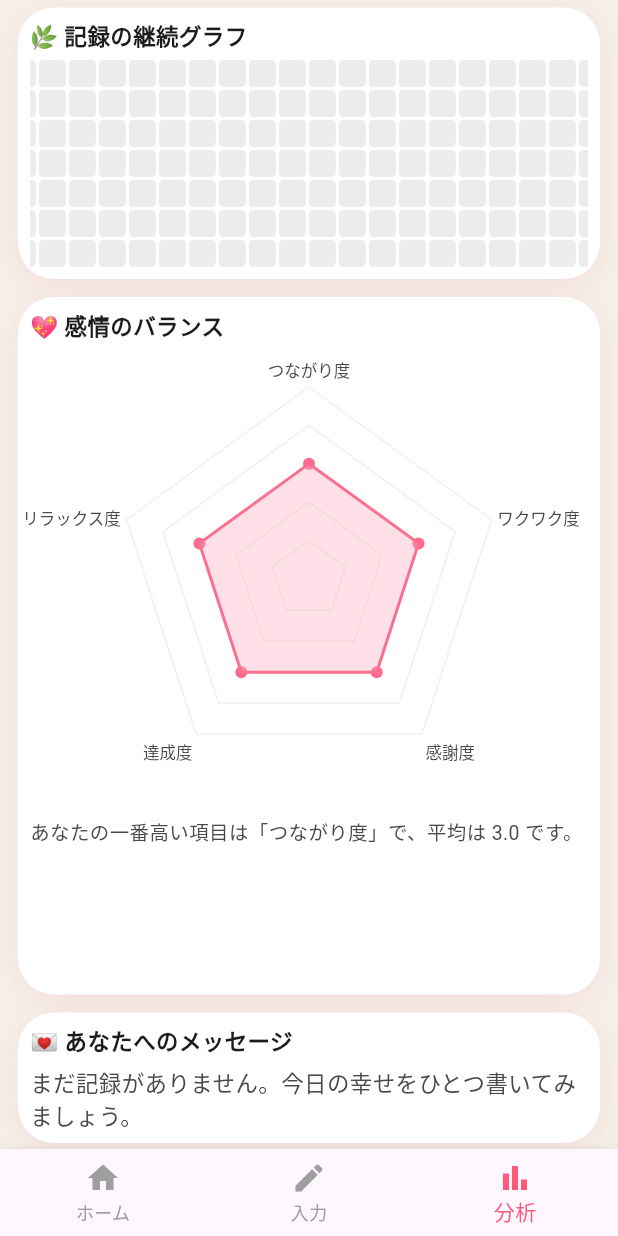
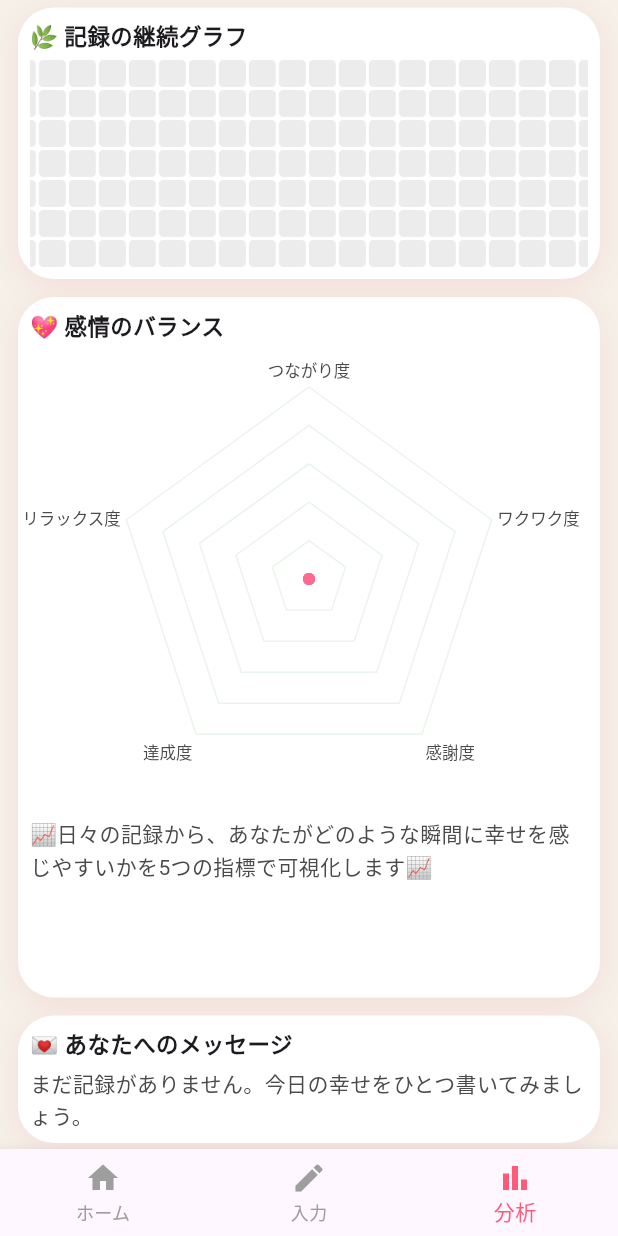
Before and after one commit to yurienamekawa/muds_hackathon_vol3, a Flutter app: the screen it shows once a user with an empty profile is signed in, item 3 of the bottom bar chosen, on a phone screen of 412 x 824 dp. Run offline on Flutter 3.47's test engine with Material 3 defaults, Android fonts, the phone set to English and light mode, and no system bars; our stand-ins replace flutter_dotenv, google_generative_ai, sensors_plus, supabase_flutter; accounts and stored records are empty.

Commit message:
レーダーチャート変更

```diff
--- a/lib/screens/4_analytics.dart
+++ b/lib/screens/4_analytics.dart
@@ -29,11 +29,11 @@ class _AnalyticsScreenState extends State<AnalyticsScreen> {
   void initState() {
     super.initState();
     _averageScores = {
-      'score_tsunagari': 3.0,
-      'score_wakuwaku': 3.0,
-      'score_kansha': 3.0,
-      'score_tassei': 3.0,
-      'score_iyashi': 3.0,
+      'score_tsunagari': 0.0,
+      'score_wakuwaku': 0.0,
+      'score_kansha': 0.0,
+      'score_tassei': 0.0,
+      'score_iyashi': 0.0,
     };
     _dailyCounts = {};
     _topCategory = '日常・景色';
@@ -141,7 +141,7 @@ class _AnalyticsScreenState extends State<AnalyticsScreen> {
     }
     return sums.map((key, sum) {
       final count = counts[key]!;
-      return MapEntry(key, count > 0 ? sum / count : 3.0);
+      return MapEntry(key, count > 0 ? sum / count : 0.0);
     });
   }
 
@@ -173,18 +173,20 @@ class _AnalyticsScreenState extends State<AnalyticsScreen> {
       '運動・健康': '体を動かしたときに気分がすっきりしやすいようです。短い散歩や軽い体操を習慣にして、もう少し自分の体と向き合ってみましょう。',
       'お出かけ': '新しい風景や外出で心がリフレッシュしています。近場のお出かけでもいいので、気になる場所に行ってみるといいでしょう。',
       '自己成長': '挑戦や学びを通じて幸せを感じる傾向があります。今日の経験を振り返り、次にやってみたいことを小さく決めてみてください。',
-      '日常・景色': '毎日のちいさな景色や日常に幸せを見つけています。今日は見慣れた風景の中で、いつもと違う「いいな」と感じる瞬間を探してみましょう。',
+      '日常・景色':
+          '毎日のちいさな景色や日常に幸せを見つけています。今日は見慣れた風景の中で、いつもと違う「いいな」と感じる瞬間を探してみましょう。',
     };
 
     // 🌟 定型文を消して message だけを返すように変更
-    final message = advice[topCategory] ??
+    final message =
+        advice[topCategory] ??
         'これまでの記録から、あなたが感じる幸せのヒントが見えてきました。日々の中で心地よいことを大切にしてみましょう。';
     return message;
   }
 
   String _buildRadarSummary() {
-    if (_averageScores.isEmpty) {
-      return 'まだ分析できる記録がありません。';
+    if (_averageScores.values.every((v) => v == 0.0)) {
+      return '📈日々の記録から、あなたがどのような瞬間に幸せを感じやすいかを5つの指標で可視化します📈';
     }
     final sorted = _averageScores.entries.toList()
       ..sort((a, b) => b.value.compareTo(a.value));
@@ -316,9 +318,9 @@ class _AnalyticsScreenState extends State<AnalyticsScreen> {
             Text(
               _buildRadarSummary(),
               style: const TextStyle(
-                fontSize: 13,
+                fontSize: 14,
                 color: Color(0xFF4A4A4A),
-                height: 1.4,
+                height: 1.5,
               ),
             ),
           ],
@@ -353,7 +355,7 @@ class _AnalyticsScreenState extends State<AnalyticsScreen> {
             Text(
               _adviceMessage,
               style: const TextStyle(
-                fontSize: 15,
+                fontSize: 14,
                 color: Color(0xFF4A4A4A),
                 height: 1.5,
               ),
@@ -416,7 +418,9 @@ class _ContributionGridState extends State<ContributionGrid> {
   @override
   Widget build(BuildContext context) {
     final dailyCounts = widget.dailyCounts;
-    final maxCount = dailyCounts.values.isEmpty ? 0 : dailyCounts.values.reduce(math.max);
+    final maxCount = dailyCounts.values.isEmpty
+        ? 0
+        : dailyCounts.values.reduce(math.max);
     final sortedDays = dailyCounts.keys.toList()..sort();
     if (sortedDays.isEmpty) {
       return const SizedBox.shrink();
@@ -500,11 +504,16 @@ class _ContributionCell extends StatelessWidget {
     } else {
       final ratio = maxCount == 0 ? 0.0 : count / maxCount;
 
-      if (ratio <= 0.2) color = const Color(0xFFD1E7C5);
-      else if (ratio <= 0.4) color = const Color(0xFFB6D7A8);
-      else if (ratio <= 0.6) color = const Color(0xFF93C47D);
-      else if (ratio <= 0.8) color = const Color(0xFF6B8E23);
-      else color = const Color(0xFF4A6B1A);
+      if (ratio <= 0.2)
+        color = const Color(0xFFD1E7C5);
+      else if (ratio <= 0.4)
+        color = const Color(0xFFB6D7A8);
+      else if (ratio <= 0.6)
+        color = const Color(0xFF93C47D);
+      else if (ratio <= 0.8)
+        color = const Color(0xFF6B8E23);
+      else
+        color = const Color(0xFF4A6B1A);
     }
 
     return AspectRatio(
@@ -547,8 +556,6 @@ class _ContributionLegendDot extends StatelessWidget {
   }
 }
 
-
-
 class RadarChart extends StatelessWidget {
   final Map<String, double> values;
   final Map<String, String> labels;
@@ -573,7 +580,10 @@ class _RadarChartPainter extends CustomPainter {
   @override
   void paint(Canvas canvas, Size size) {
     final center = Offset(size.width / 2, size.height / 2);
-    final radius = math.max(0.0, math.min(size.width / 2 - 58, size.height / 2 - 15));
+    final radius = math.max(
+      0.0,
+      math.min(size.width / 2 - 58, size.height / 2 - 15),
+    );
     final pointCount = values.length;
     final angleStep = 2 * math.pi / pointCount;
 
```
Also changed, not shown: 1 other file.
